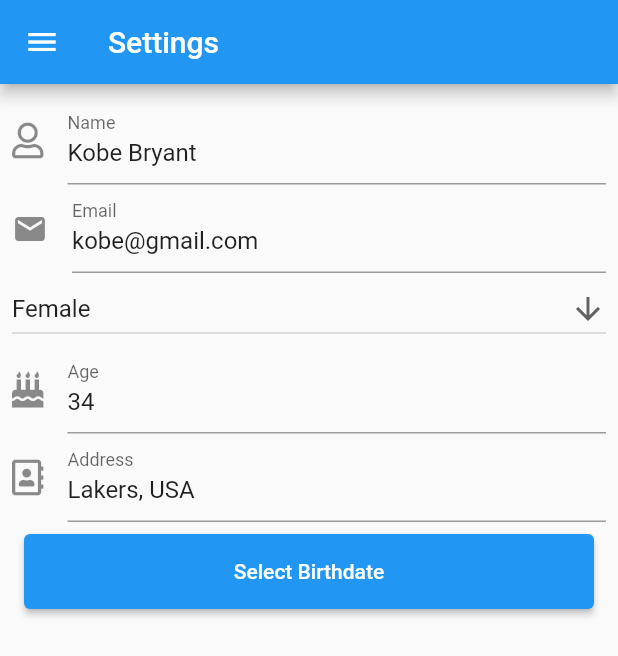
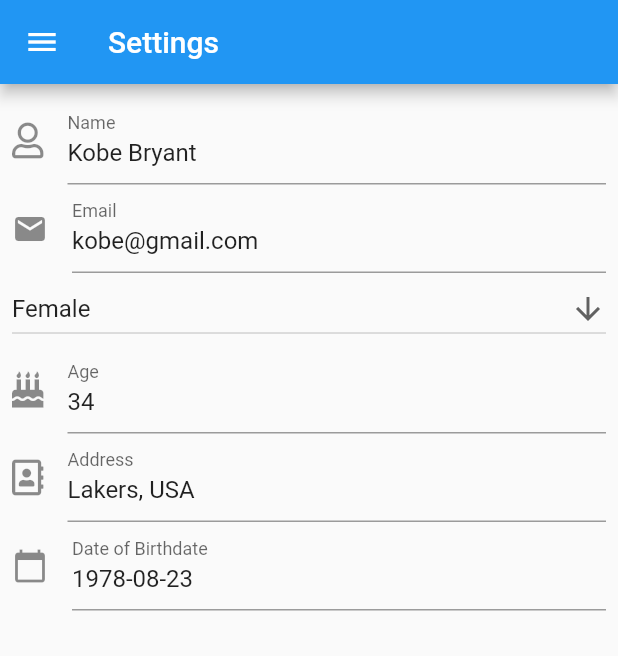
Before and after one commit to roleosalaprojects/kobe_thesis, a Flutter app: the SettingsScreen screen opened by its route, on a phone screen of 412 x 824 dp. Shown: the top 656 px of the screen. Run offline on Flutter 3.47's test engine with Material 2 defaults, Android fonts, the phone set to English and light mode, and no system bars; our stand-ins replace font_awesome_flutter; network calls fail.

Commit message:
Intial Commit

```diff
--- a/lib/settings.dart
+++ b/lib/settings.dart
@@ -1,7 +1,10 @@
+import 'dart:math';
+
 import 'package:flutter/material.dart';
 import 'package:flutter/services.dart';
 import 'package:font_awesome_flutter/font_awesome_flutter.dart';
 import 'package:kobe_thesis/utils.dart';
+import 'package:intl/intl.dart';
 import 'user.dart' as user;
 
 class SettingsScreen extends StatefulWidget {
@@ -18,18 +21,20 @@ class _SettingsScreenState extends State<SettingsScreen> {
   final _email = TextEditingController(text: user.email);
   final _age = TextEditingController(text: user.age);
   final _address = TextEditingController(text: user.address);
-  final _birthday = TextEditingController(text: user.name);
+  var birthday = TextEditingController(text: user.birthday);
   String gender = (user.gender) ? "Male" : "Female";
   _selectDate(BuildContext context) async {
     final DateTime? selected = await showDatePicker(
       context: context,
       initialDate: selectedDate,
       firstDate: DateTime(1900),
-      lastDate: DateTime(2025),
+      lastDate: DateTime(2050),
     );
     if (selected != null && selected != selectedDate) {
       setState(() {
         selectedDate = selected;
+        birthday.text =
+            DateFormat('yyyy-MM-dd').format(selectedDate).toString();
       });
     }
   }
@@ -115,20 +120,15 @@ class _SettingsScreenState extends State<SettingsScreen> {
               maxLength: null,
               controller: _address,
             ),
-            Padding(
-              padding: const EdgeInsets.all(8.0),
-              child: ElevatedButton(
-                style: ElevatedButton.styleFrom(
-                  minimumSize: const Size.fromHeight(50),
-                ),
-                onPressed: () {
-                  _selectDate(context);
-                },
-                child: const Text(
-                  "Select Birthdate",
-                  textAlign: TextAlign.start,
-                ),
+            TextFormField(
+              decoration: const InputDecoration(
+                icon: Icon(Icons.calendar_today),
+                labelText: "Date of Birthdate",
               ),
+              controller: birthday,
+              onTap: () {
+                _selectDate(context);
+              },
             ),
           ],
         ),
--- a/pubspec.yaml
+++ b/pubspec.yaml
@@ -35,6 +35,7 @@ dependencies:
   # Use with the CupertinoIcons class for iOS style icons.
   cupertino_icons: ^1.0.2
   font_awesome_flutter: ^9.2.0
+  intl: ^0.17.0
 
 dev_dependencies:
   flutter_test:
```
Also changed, not shown: pubspec.lock.
